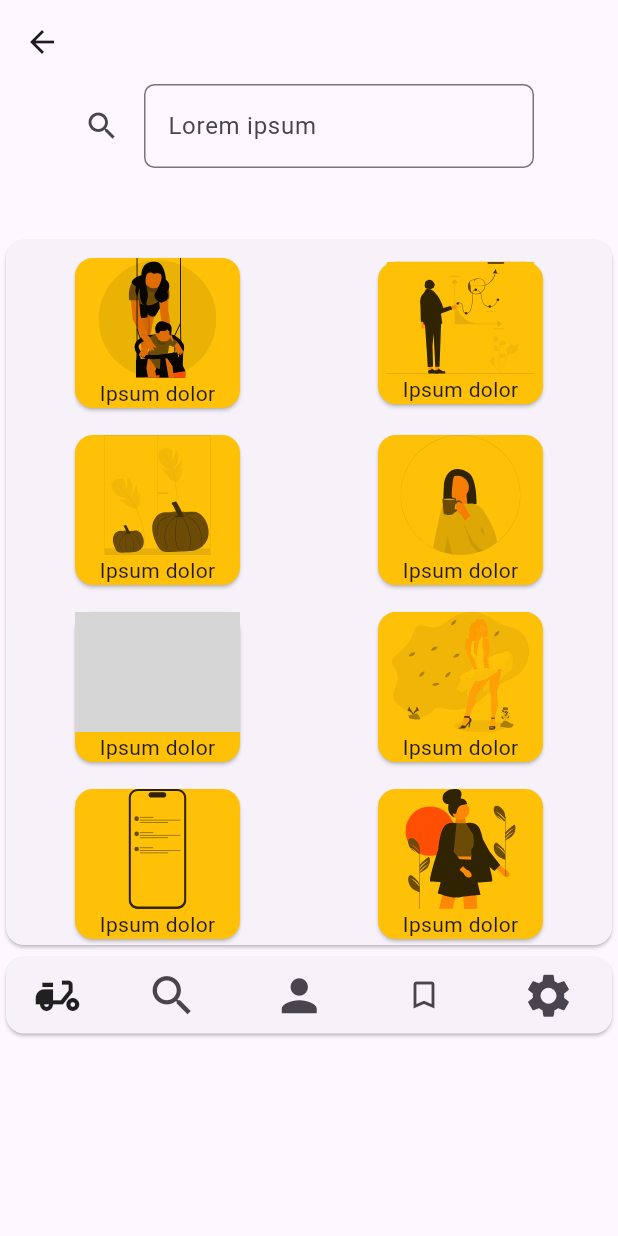
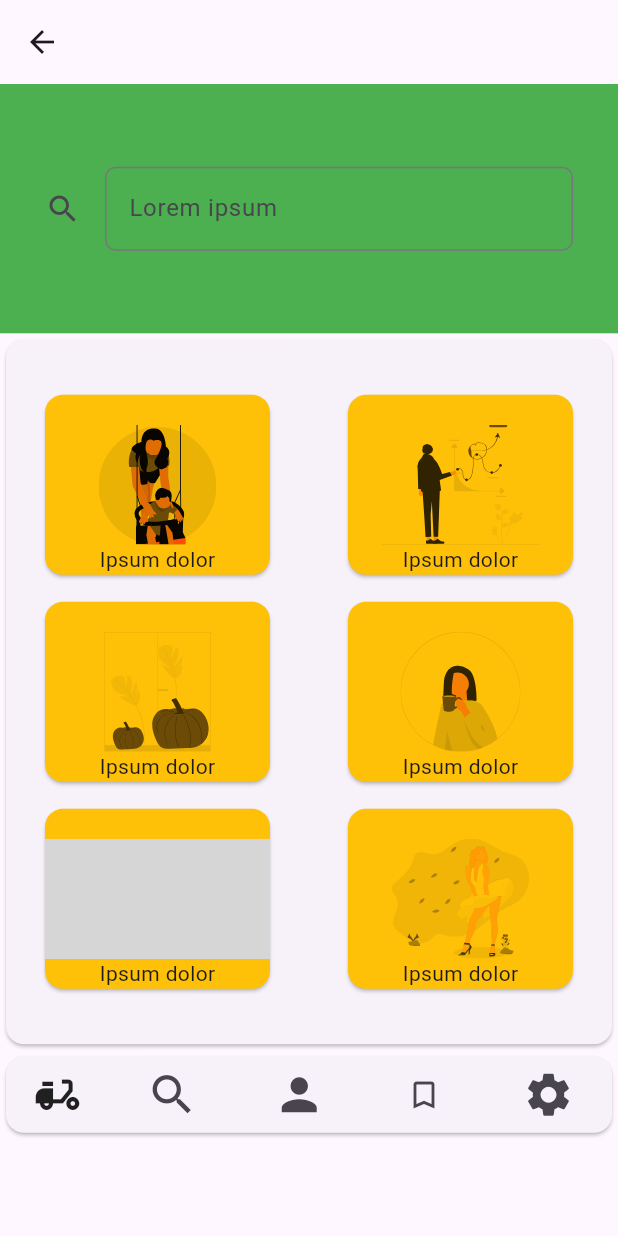
Before and after one commit to kubwimanav/shopping-app, a Flutter app: the Singlepage screen opened by its route, on a phone screen of 412 x 824 dp. Run offline on Flutter 3.47's test engine with Material 3 defaults, Android fonts, the phone set to English and light mode, and no system bars; our stand-ins replace flutter_svg; grey boxes are pictures that could not be loaded.

Commit message:
singlepage

```diff
--- a/lib/Cards.dart
+++ b/lib/Cards.dart
@@ -5,20 +5,27 @@ class Cards extends StatelessWidget {
 
   @override
   Widget build(BuildContext context) {
-    return const Scaffold(
-      body: Card(
-        elevation: 4,
-        child: SizedBox.shrink(
+    return Scaffold(
+      appBar: AppBar(),
+      body: Column(
+        children: [
+        Text('data'),
+
+       Card(
+        elevation: 1,
+        child: Container(
           // Makes the card fill the available space
           child: Center(
             child: Text(
-              'This card fills the mobile screen!',
+              'This card fills the mobile screen!\n This card fills the mobile screen!\nThis card fills the mobile screen!\nThis card fills the mobile screen!\nThis card fills the mobile screen!',
               textAlign: TextAlign.center,
               style: TextStyle(fontSize: 18),
             ),
           ),
         ),
       ),
+        ]
+      )
     );
   }
 }
--- a/lib/Message.dart
+++ b/lib/Message.dart
@@ -199,15 +199,20 @@ class Message extends StatelessWidget {
                 },
                 icon: const Icon(Icons.person, size: 35),
               ),
-              IconButton(
+             IconButton(
                   onPressed: () {
-                    Navigator.pushNamed(context, '/pay');
+                    Navigator.pushNamed(context, '/singlepage');
                   },
                   icon: const Icon(Icons.bookmark_border)),
-              const Icon(
-                Icons.settings,
-                size: 35,
-              ),
+              IconButton(
+                onPressed: () {
+                  Navigator.pushNamed(context, '/order');
+                },
+                icon: const Icon(
+                  Icons.settings,
+                  size: 35,
+                ),
+              )
             ],
           )),
         ],
--- a/lib/Singlepage.dart
+++ b/lib/Singlepage.dart
@@ -11,32 +11,36 @@ class Singlepage extends StatelessWidget {
       body: Column(
         children: [
           Container(
-            width: 300,
-            height: 100,
-            child: const TextField(
+            padding: const EdgeInsets.all(30),
+            height: 166.2,
+           color: Colors.green,
+            child:const Center(
+              child: TextField(
               decoration: InputDecoration(
+
                 border: OutlineInputBorder(
                     borderRadius: BorderRadius.all(Radius.circular(7))),
                 icon: Icon(Icons.search),
                 hintText: 'Lorem ipsum',
               ),
             ),
-          ),
+          )),
           Card(
             child: Column(
               children: [
-                const Padding(padding: EdgeInsets.only(top: 8)),
+                const Padding(padding: EdgeInsets.only(top: 33)),
                 Container(
                   child: Row(
                     mainAxisAlignment: MainAxisAlignment.spaceAround,
                     children: [
-                      Container(
+                 Container(
                         child: Card(
                           color: Colors.amber,
                           child: Column(
                             children: [
+                            const Padding(padding: EdgeInsets.only(top: 20)),
                               Container(
-                                  width: 110,
+                                  width: 150,
                                   height: 80,
                                   // decoration: const BoxDecoration(borderRadius: BorderRadius.all(Radius.circular(50))),
                                   child: ClipPath(
@@ -52,14 +56,18 @@ class Singlepage extends StatelessWidget {
                           ),
                         ),
                       ),
+
+
                       Container(
                         child: Card(
                           color: Colors.amber,
                           child: Column(
+
                             children: [
+                              Padding(padding: EdgeInsets.only(bottom:20)),
                               Container(
-                                  width: 110,
-                                  height: 75,
+                                  width: 150,
+                                  height: 80,
                                   // decoration: const BoxDecoration(borderRadius: BorderRadius.all(Radius.circular(50))),
                                   child: ClipPath(
                                     child: SvgPicture.asset(
@@ -89,8 +97,9 @@ class Singlepage extends StatelessWidget {
                           color: Colors.amber,
                           child: Column(
                             children: [
+                        const  Padding(padding: EdgeInsets.only(bottom: 20)),
                               Container(
-                                  width: 110,
+                                  width: 150,
                                   height: 80,
                                   // decoration: const BoxDecoration(borderRadius: BorderRadius.all(Radius.circular(50))),
                                   child: ClipPath(
@@ -111,8 +120,9 @@ class Singlepage extends StatelessWidget {
                           color: Colors.amber,
                           child: Column(
                             children: [
+                            const Padding(padding: EdgeInsets.only(bottom: 20)),
                               Container(
-                                  width: 110,
+                                  width: 150,
                                   height: 80,
                                   // decoration: const BoxDecoration(borderRadius: BorderRadius.all(Radius.circular(50))),
                                   child: ClipPath(
@@ -143,8 +153,9 @@ class Singlepage extends StatelessWidget {
                           color: Colors.amber,
                           child: Column(
                             children: [
+                            Padding(padding: EdgeInsets.only(bottom: 20)),
                               Container(
-                                  width: 110,
+                                  width: 150,
                                   height: 80,
                                   // decoration: const BoxDecoration(borderRadius: BorderRadius.all(Radius.circular(50))),
                                   child: ClipPath(
@@ -164,8 +175,9 @@ class Singlepage extends StatelessWidget {
                           color: Colors.amber,
                           child: Column(
                             children: [
+                           const Padding(padding: EdgeInsets.only(bottom: 20)),
                               Container(
-                                  width: 110,
+                                  width: 150,
                                   height: 80,
                                   // decoration: const BoxDecoration(borderRadius: BorderRadius.all(Radius.circular(50))),
                                   child: ClipPath(
@@ -183,57 +195,7 @@ class Singlepage extends StatelessWidget {
                     ],
                   ),
                 ),
-                const SizedBox(
-                  height: 10,
-                ),
-                Row(
-                    mainAxisAlignment: MainAxisAlignment.spaceAround,
-                    children: [
-                       Card(
-                          color: Colors.amber,
-                          child: Column(
-                            children: [
-                              Container(
-                                  width: 110,
-                                  height: 80,
-                                  // decoration: const BoxDecoration(borderRadius: BorderRadius.all(Radius.circular(50))),
-                                  child: ClipPath(
-                                    child: SvgPicture.asset(
-                                      'assets/notifications.svg',
-                                      width: 50,
-                                      color: Colors.amber,
-                                      colorBlendMode: BlendMode.multiply,
-                                    ),
-                                  )),
-                              const Text('Ipsum dolor')
-                            ],
-
-                        ),
-                      ),
-                      Card(
-                          color: Colors.amber,
-                          child: Column(
-                            children: [
-                              Container(
-                                  width: 110,
-                                  height: 80,
-                                  // decoration: const BoxDecoration(borderRadius: BorderRadius.all(Radius.circular(50))),
-                                  child: ClipPath(
-                                    child: SvgPicture.asset(
-                                      'assets/woman.svg',
-                                      width: 50,
-                                      color: Colors.amber,
-                                      colorBlendMode: BlendMode.multiply,
-                                    ),
-                                  )),
-                              const Text('Ipsum dolor')
-                            ],
-                          ),
-                        ),
-
-                    ],
-                  ),
-
+            const SizedBox(height: 33,)
               ],
             ),
           ),
```
